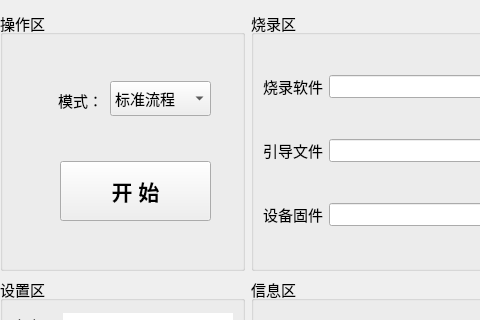
First picture: the form in Base-Fab/Base-Fab/home/home_workwid.ui, repository ChinaClever/ScalePoint, before the edit; both pictures show x 0 to 480 and y 0 to 320 of the 1002 by 422 pixel window.
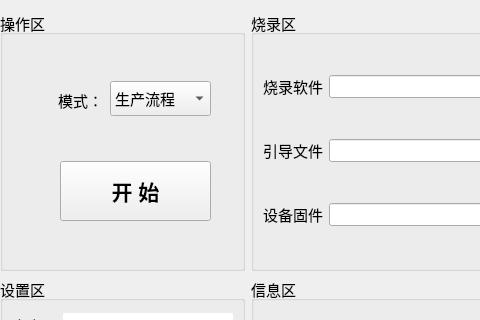
Second picture: the form after the edit.

Patch:
```diff
--- a/Base-Fab/Base-Fab/home/home_workwid.ui
+++ b/Base-Fab/Base-Fab/home/home_workwid.ui
@@ -112,6 +112,11 @@
         <height>35</height>
        </rect>
       </property>
+      <item>
+       <property name="text">
+        <string>生产流程</string>
+       </property>
+      </item>
       <item>
        <property name="text">
         <string>标准流程</string>
```
Left out of the diff: 1 changed line with no effect on the pictures.
